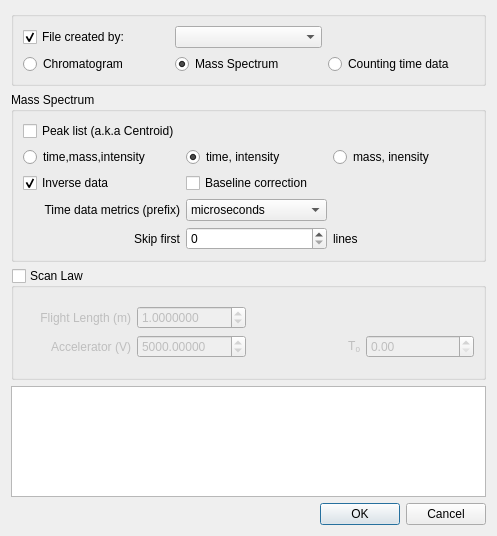
Qt form src/adplugins/adtextfile/dialog.ui (qtplatz/qtplatz) before a commit.
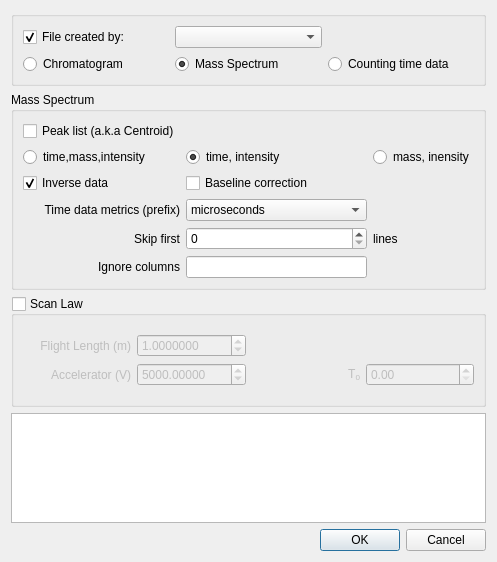
The same form after that commit.

What changed in the file:
```diff
--- a/src/adplugins/adtextfile/dialog.ui
+++ b/src/adplugins/adtextfile/dialog.ui
@@ -7,7 +7,7 @@
     <x>0</x>
     <y>0</y>
     <width>497</width>
-    <height>536</height>
+    <height>562</height>
    </rect>
   </property>
   <property name="windowTitle">
@@ -195,6 +195,19 @@
           </property>
          </widget>
         </item>
+        <item row="5" column="0">
+         <widget class="QLabel" name="label_7">
+          <property name="text">
+           <string>Ignore columns</string>
+          </property>
+          <property name="alignment">
+           <set>Qt::AlignRight|Qt::AlignTrailing|Qt::AlignVCenter</set>
+          </property>
+         </widget>
+        </item>
+        <item row="5" column="1">
+         <widget class="QLineEdit" name="lineEdit"/>
+        </item>
        </layout>
       </item>
      </layout>
```
